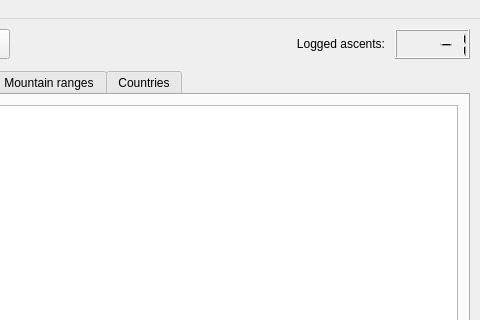
svetter/pal, file src/ui/main_window.ui: the form before one commit; both pictures show x 320 to 800 and y 0 to 320 of the 800 by 600 pixel window.
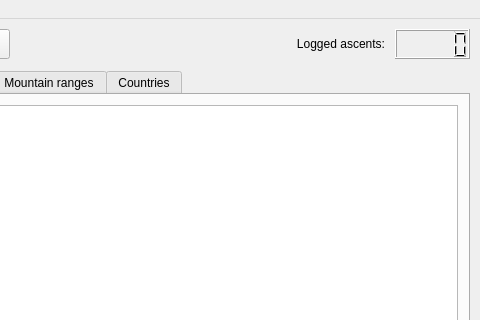
The form after the commit. Icons and pictures are not drawn.

What changed in the file:
```diff
--- a/src/ui/main_window.ui
+++ b/src/ui/main_window.ui
@@ -203,9 +203,6 @@
           <property name="digitCount">
            <number>5</number>
           </property>
-          <property name="value" stdset="0">
-           <double>-1.000000000000000</double>
-          </property>
          </widget>
         </item>
        </layout>
```
Left out of the diff: 40 changed lines with no effect on the pictures.
